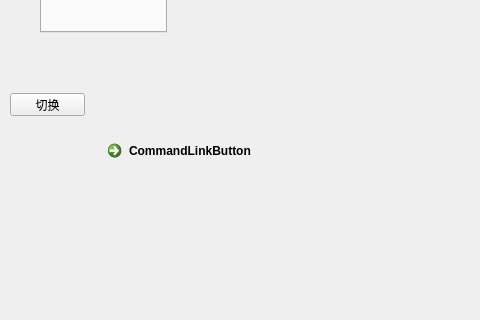
Above: Src/07_Parts/mainwindow.ui from Fowindy/QtCode_VS before the change; both pictures show x 0 to 480 and y 280 to 600 of the 800 by 600 pixel window. Below: the same form after it.
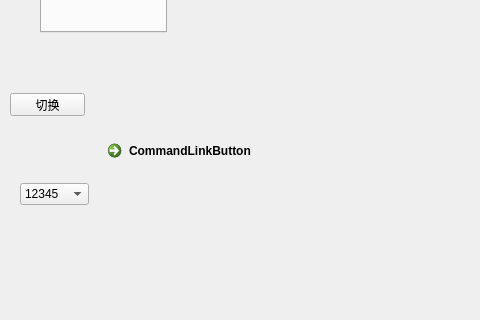
That is the form after the change.

Commit message: ComBox(下拉控件)演示

```diff
--- a/Src/07_Parts/mainwindow.ui
+++ b/Src/07_Parts/mainwindow.ui
@@ -233,6 +233,26 @@
      <string>切换</string>
     </property>
    </widget>
+   <widget class="QComboBox" name="comboBox">
+    <property name="geometry">
+     <rect>
+      <x>20</x>
+      <y>440</y>
+      <width>69</width>
+      <height>22</height>
+     </rect>
+    </property>
+    <item>
+     <property name="text">
+      <string>12345</string>
+     </property>
+    </item>
+    <item>
+     <property name="text">
+      <string>abcde</string>
+     </property>
+    </item>
+   </widget>
   </widget>
   <widget class="QMenuBar" name="menubar">
    <property name="geometry">
```
The commit also changes 1 other file.
